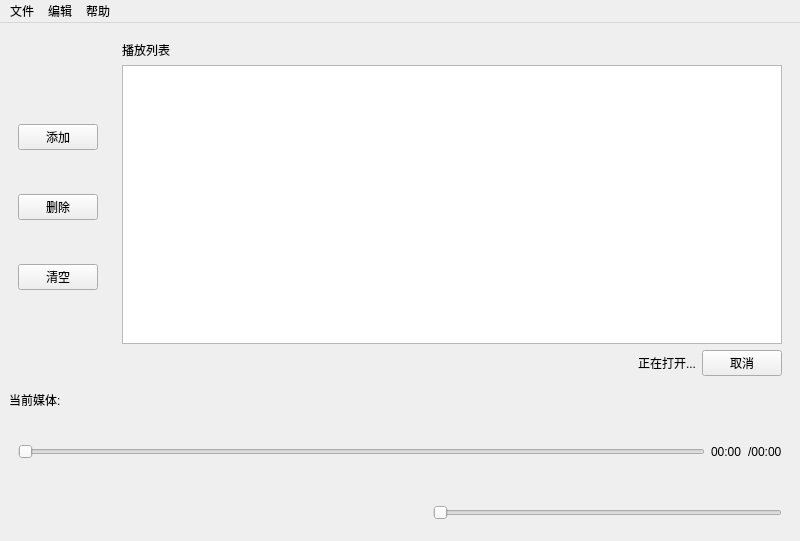
Before: the Qt Designer form src/playerwindow.ui in Remaker01/TinyPlayer, drawn with Qt 5.
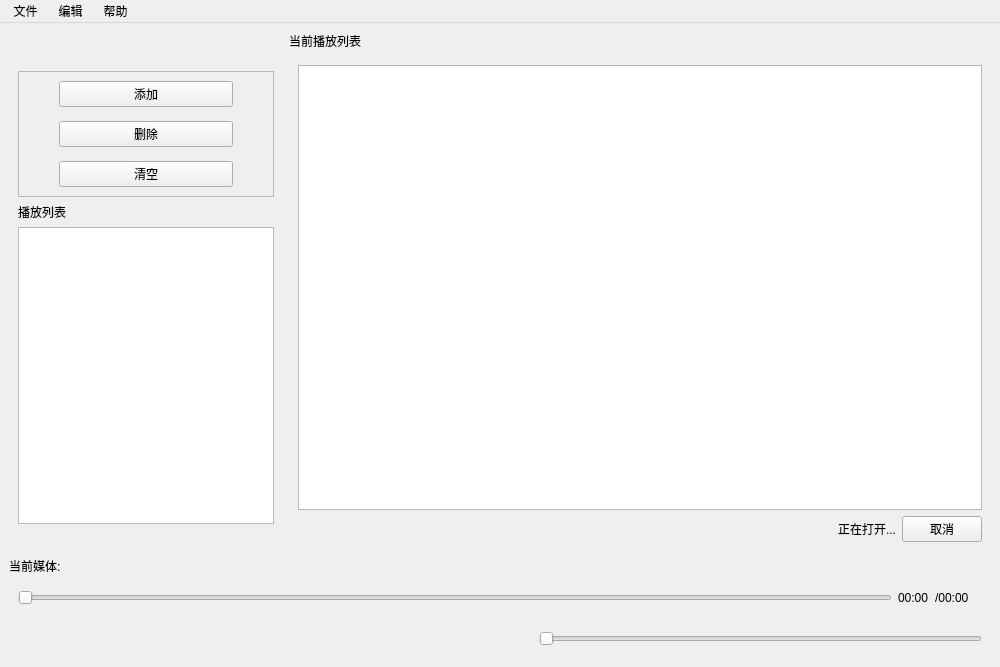
After: the same form once the commit is applied. Icons and pictures are not drawn. Custom widgets are drawn as their Qt base class.

Commit message: 重写UI，为支持多播放列表准备。少许重构代码

```diff
--- a/src/playerwindow.ui
+++ b/src/playerwindow.ui
@@ -6,8 +6,8 @@
    <rect>
     <x>0</x>
     <y>0</y>
-    <width>800</width>
-    <height>541</height>
+    <width>1000</width>
+    <height>667</height>
    </rect>
   </property>
   <property name="sizePolicy">
@@ -18,14 +18,14 @@
   </property>
   <property name="minimumSize">
    <size>
-    <width>800</width>
-    <height>533</height>
+    <width>1000</width>
+    <height>667</height>
    </size>
   </property>
   <property name="maximumSize">
    <size>
-    <width>900</width>
-    <height>600</height>
+    <width>1152</width>
+    <height>864</height>
    </size>
   </property>
   <property name="windowTitle">
@@ -39,46 +39,120 @@
     </sizepolicy>
    </property>
    <layout class="QGridLayout" name="gridLayout_2">
-    <item row="8" column="0" colspan="3">
-     <widget class="QLabel" name="mediaLabel">
-      <property name="frameShadow">
-       <enum>QFrame::Plain</enum>
-      </property>
-      <property name="lineWidth">
-       <number>0</number>
-      </property>
-     </widget>
-    </item>
-    <item row="6" column="0">
-     <widget class="QLabel" name="mediaLabel0">
+    <item row="1" column="1" rowspan="5" colspan="4">
+     <widget class="QWidget" name="rightWidget" native="true">
       <property name="sizePolicy">
        <sizepolicy hsizetype="Preferred" vsizetype="Preferred">
         <horstretch>0</horstretch>
         <verstretch>0</verstretch>
        </sizepolicy>
       </property>
+      <layout class="QGridLayout" name="gridLayout">
+       <item row="2" column="2">
+        <widget class="QLabel" name="waitingLabel">
+         <property name="sizePolicy">
+          <sizepolicy hsizetype="Preferred" vsizetype="Maximum">
+           <horstretch>0</horstretch>
+           <verstretch>0</verstretch>
+          </sizepolicy>
+         </property>
       <property name="text">
-       <string>当前媒体:</string>
-      </property>
-     </widget>
-    </item>
-    <item row="6" column="2">
-     <spacer name="horizontalSpacer_3">
+          <string>正在打开...</string>
+         </property>
+         <property name="alignment">
+          <set>Qt::AlignRight|Qt::AlignTrailing|Qt::AlignVCenter</set>
+         </property>
+        </widget>
+       </item>
+       <item row="2" column="3">
+        <widget class="QPushButton" name="cancelButton">
+         <property name="sizePolicy">
+          <sizepolicy hsizetype="Fixed" vsizetype="Maximum">
+           <horstretch>0</horstretch>
+           <verstretch>0</verstretch>
+          </sizepolicy>
+         </property>
+         <property name="focusPolicy">
+          <enum>Qt::NoFocus</enum>
+         </property>
+         <property name="text">
+          <string>取消</string>
+         </property>
+        </widget>
+       </item>
+       <item row="0" column="2" colspan="2">
+        <widget class="PlayListView" name="playView">
+         <property name="sizePolicy">
+          <sizepolicy hsizetype="Preferred" vsizetype="Expanding">
+           <horstretch>0</horstretch>
+           <verstretch>0</verstretch>
+          </sizepolicy>
+         </property>
+        </widget>
+       </item>
+      </layout>
+     </widget>
+    </item>
+    <item row="0" column="1">
+     <widget class="QLabel" name="curlistLabel">
+      <property name="text">
+       <string>当前播放列表</string>
+      </property>
+     </widget>
+    </item>
+    <item row="10" column="0" colspan="4">
+     <widget class="QWidget" name="middleWidget" native="true">
+      <layout class="QHBoxLayout" name="horizontalLayout_2">
+       <item>
+        <widget class="PlayerSlider" name="progressSlider">
+         <property name="sizePolicy">
+          <sizepolicy hsizetype="Expanding" vsizetype="Preferred">
+           <horstretch>0</horstretch>
+           <verstretch>0</verstretch>
+          </sizepolicy>
+         </property>
+         <property name="maximum">
+          <number>0</number>
+         </property>
       <property name="orientation">
        <enum>Qt::Horizontal</enum>
       </property>
-      <property name="sizeType">
-       <enum>QSizePolicy::Expanding</enum>
-      </property>
-      <property name="sizeHint" stdset="0">
-       <size>
-        <width>0</width>
-        <height>0</height>
-       </size>
-      </property>
-     </spacer>
-    </item>
-    <item row="12" column="0" colspan="4">
+        </widget>
+       </item>
+       <item>
+        <widget class="QLabel" name="currentLabel">
+         <property name="text">
+          <string>00:00</string>
+         </property>
+        </widget>
+       </item>
+       <item>
+        <widget class="QLabel" name="timeLable">
+         <property name="text">
+          <string>/00:00</string>
+         </property>
+        </widget>
+       </item>
+      </layout>
+     </widget>
+    </item>
+    <item row="10" column="4">
+     <widget class="PlayerButton" name="modeButton">
+      <property name="sizePolicy">
+       <sizepolicy hsizetype="Fixed" vsizetype="Fixed">
+        <horstretch>0</horstretch>
+        <verstretch>0</verstretch>
+       </sizepolicy>
+      </property>
+      <property name="toolTip">
+       <string>单曲播放</string>
+      </property>
+      <property name="pixmap">
+       <pixmap resource="../resource.qrc">:/Icons/images/0.png</pixmap>
+      </property>
+     </widget>
+    </item>
+    <item row="11" column="0" colspan="5">
      <widget class="QWidget" name="buttomWidget2" native="true">
       <property name="sizePolicy">
        <sizepolicy hsizetype="Preferred" vsizetype="Preferred">
@@ -167,6 +241,9 @@
          </property>
         </spacer>
        </item>
+       <item>
+        <widget class="QLabel" name="volLabel"/>
+       </item>
        <item>
         <widget class="PlayerButton" name="volumeButton">
          <property name="sizePolicy">
@@ -193,7 +270,30 @@
       </layout>
      </widget>
     </item>
-    <item row="3" column="0">
+    <item row="8" column="1">
+     <widget class="QLabel" name="mediaLabel">
+      <property name="sizePolicy">
+       <sizepolicy hsizetype="Preferred" vsizetype="Preferred">
+        <horstretch>0</horstretch>
+        <verstretch>0</verstretch>
+       </sizepolicy>
+      </property>
+      <property name="frameShadow">
+       <enum>QFrame::Plain</enum>
+      </property>
+      <property name="lineWidth">
+       <number>0</number>
+      </property>
+     </widget>
+    </item>
+    <item row="8" column="0">
+     <widget class="QLabel" name="mediaLabel0">
+      <property name="text">
+       <string>当前媒体:</string>
+      </property>
+     </widget>
+    </item>
+    <item row="2" column="0">
      <widget class="QWidget" name="leftWidget" native="true">
       <property name="sizePolicy">
        <sizepolicy hsizetype="Fixed" vsizetype="Minimum">
@@ -203,25 +303,33 @@
       </property>
       <layout class="QVBoxLayout" name="verticalLayout">
        <item>
-        <spacer name="verticalSpacer_2">
-         <property name="orientation">
-          <enum>Qt::Vertical</enum>
+        <widget class="QFrame" name="leftFrame">
+         <property name="sizePolicy">
+          <sizepolicy hsizetype="Minimum" vsizetype="Fixed">
+           <horstretch>0</horstretch>
+           <verstretch>0</verstretch>
+          </sizepolicy>
          </property>
-         <property name="sizeType">
-          <enum>QSizePolicy::Preferred</enum>
+         <property name="frameShape">
+          <enum>QFrame::StyledPanel</enum>
          </property>
-         <property name="sizeHint" stdset="0">
-          <size>
-           <width>20</width>
-           <height>45</height>
-          </size>
+         <property name="frameShadow">
+          <enum>QFrame::Raised</enum>
          </property>
-        </spacer>
-       </item>
+         <layout class="QVBoxLayout" name="verticalLayout_2">
+          <property name="spacing">
+           <number>14</number>
+          </property>
+          <property name="leftMargin">
+           <number>40</number>
+          </property>
+          <property name="rightMargin">
+           <number>40</number>
+          </property>
        <item>
         <widget class="QPushButton" name="addButton">
          <property name="sizePolicy">
-          <sizepolicy hsizetype="Fixed" vsizetype="Fixed">
+             <sizepolicy hsizetype="Expanding" vsizetype="Fixed">
            <horstretch>0</horstretch>
            <verstretch>0</verstretch>
           </sizepolicy>
@@ -247,7 +355,7 @@
        <item>
         <widget class="QPushButton" name="delButton">
          <property name="sizePolicy">
-          <sizepolicy hsizetype="Fixed" vsizetype="Fixed">
+             <sizepolicy hsizetype="Preferred" vsizetype="Fixed">
            <horstretch>0</horstretch>
            <verstretch>0</verstretch>
           </sizepolicy>
@@ -276,7 +384,7 @@
        <item>
         <widget class="QPushButton" name="clearButton">
          <property name="sizePolicy">
-          <sizepolicy hsizetype="Fixed" vsizetype="Fixed">
+             <sizepolicy hsizetype="Preferred" vsizetype="Fixed">
            <horstretch>0</horstretch>
            <verstretch>0</verstretch>
           </sizepolicy>
@@ -289,141 +397,29 @@
          </property>
         </widget>
        </item>
-       <item>
-        <spacer name="verticalSpacer">
-         <property name="orientation">
-          <enum>Qt::Vertical</enum>
-         </property>
-         <property name="sizeType">
-          <enum>QSizePolicy::Preferred</enum>
-         </property>
-         <property name="sizeHint" stdset="0">
-          <size>
-           <width>20</width>
-           <height>45</height>
-          </size>
-         </property>
-        </spacer>
-       </item>
       </layout>
      </widget>
     </item>
-    <item row="9" column="0" colspan="4">
-     <widget class="QWidget" name="middleWidget" native="true">
-      <layout class="QHBoxLayout" name="horizontalLayout_2">
        <item>
-        <widget class="PlayerSlider" name="progressSlider">
-         <property name="sizePolicy">
-          <sizepolicy hsizetype="Expanding" vsizetype="Preferred">
-           <horstretch>0</horstretch>
-           <verstretch>0</verstretch>
-          </sizepolicy>
-         </property>
-         <property name="maximum">
-          <number>0</number>
-         </property>
-         <property name="orientation">
-          <enum>Qt::Horizontal</enum>
-         </property>
-        </widget>
-       </item>
-       <item>
-        <widget class="QLabel" name="currentLabel">
-         <property name="text">
-          <string>00:00</string>
-         </property>
-        </widget>
-       </item>
-       <item>
-        <widget class="QLabel" name="timeLable">
-         <property name="text">
-          <string>/00:00</string>
-         </property>
-        </widget>
-       </item>
-      </layout>
-     </widget>
-    </item>
-    <item row="6" column="3">
-     <widget class="PlayerButton" name="modeButton">
-      <property name="sizePolicy">
-       <sizepolicy hsizetype="Fixed" vsizetype="Fixed">
-        <horstretch>0</horstretch>
-        <verstretch>0</verstretch>
-       </sizepolicy>
-      </property>
-      <property name="toolTip">
-       <string>单曲播放</string>
-      </property>
-      <property name="pixmap">
-       <pixmap resource="../resource.qrc">:/Icons/images/0.png</pixmap>
-      </property>
-     </widget>
-    </item>
-    <item row="3" column="1" colspan="3">
-     <widget class="QWidget" name="rightWidget" native="true">
-      <property name="sizePolicy">
-       <sizepolicy hsizetype="Preferred" vsizetype="Preferred">
-        <horstretch>0</horstretch>
-        <verstretch>0</verstretch>
-       </sizepolicy>
-      </property>
-      <layout class="QGridLayout" name="gridLayout">
-       <item row="2" column="0" colspan="2">
-        <widget class="PlayListView" name="listView">
-         <property name="sizePolicy">
-          <sizepolicy hsizetype="Preferred" vsizetype="Expanding">
-           <horstretch>0</horstretch>
-           <verstretch>0</verstretch>
-          </sizepolicy>
-         </property>
-        </widget>
-       </item>
-       <item row="3" column="0">
-        <widget class="QLabel" name="waitingLabel">
-         <property name="sizePolicy">
-          <sizepolicy hsizetype="Preferred" vsizetype="Maximum">
-           <horstretch>0</horstretch>
-           <verstretch>0</verstretch>
-          </sizepolicy>
-         </property>
-         <property name="text">
-          <string>正在打开...</string>
-         </property>
-         <property name="alignment">
-          <set>Qt::AlignRight|Qt::AlignTrailing|Qt::AlignVCenter</set>
-         </property>
-        </widget>
-       </item>
-       <item row="1" column="0">
-        <widget class="QLabel" name="listLabel">
+        <widget class="QLabel" name="listsLabel">
          <property name="text">
           <string>播放列表</string>
          </property>
         </widget>
        </item>
-       <item row="3" column="1">
-        <widget class="QPushButton" name="cancelButton">
+       <item>
+        <widget class="PlayListView" name="listsView">
          <property name="sizePolicy">
-          <sizepolicy hsizetype="Fixed" vsizetype="Maximum">
+          <sizepolicy hsizetype="Preferred" vsizetype="Expanding">
            <horstretch>0</horstretch>
            <verstretch>0</verstretch>
           </sizepolicy>
          </property>
-         <property name="focusPolicy">
-          <enum>Qt::NoFocus</enum>
-         </property>
-         <property name="text">
-          <string>取消</string>
-         </property>
         </widget>
        </item>
       </layout>
      </widget>
     </item>
-    <item row="11" column="3">
-     <widget class="QLabel" name="volLabel"/>
-    </item>
    </layout>
   </widget>
   <widget class="QMenuBar" name="menubar">
@@ -431,13 +427,13 @@
     <rect>
      <x>0</x>
      <y>0</y>
-     <width>800</width>
+     <width>1000</width>
      <height>26</height>
     </rect>
    </property>
    <widget class="QMenu" name="menu">
     <property name="title">
-     <string>文件</string>
+     <string> 文件 </string>
     </property>
     <widget class="QMenu" name="menu_3">
      <property name="title">
@@ -453,14 +449,14 @@
    </widget>
    <widget class="QMenu" name="menu_2">
     <property name="title">
-     <string>帮助</string>
+     <string> 帮助 </string>
     </property>
     <addaction name="actionOpenHelp"/>
     <addaction name="actionAbout"/>
    </widget>
    <widget class="QMenu" name="menu_4">
     <property name="title">
-     <string>编辑</string>
+     <string> 编辑 </string>
     </property>
     <addaction name="actionLoadList"/>
     <addaction name="actionSaveList"/>
```
Lines whose indentation alone changed are shown as unchanged. The commit also changes 12 other files.
